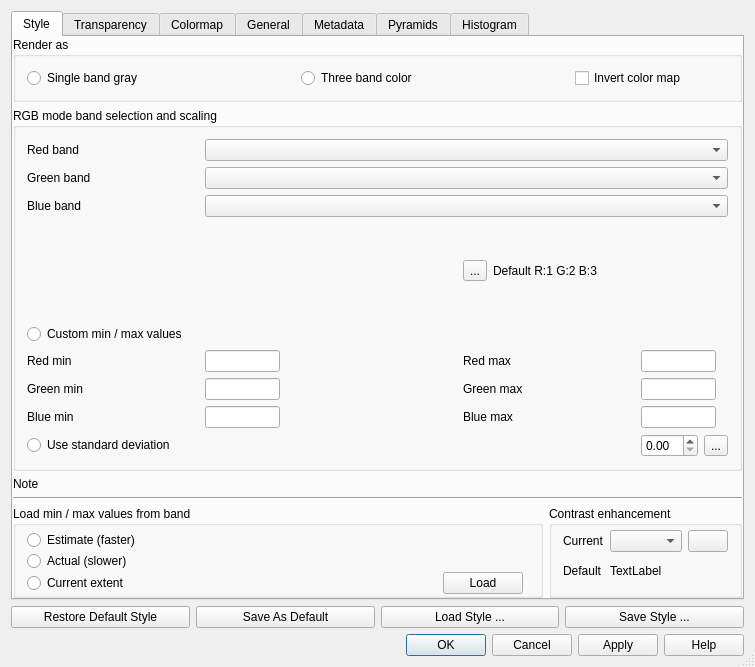
This is src/ui/qgsrasterlayerpropertiesbase.ui in qgis/QGIS as Qt 5 draws it before an edit. The edited form follows.
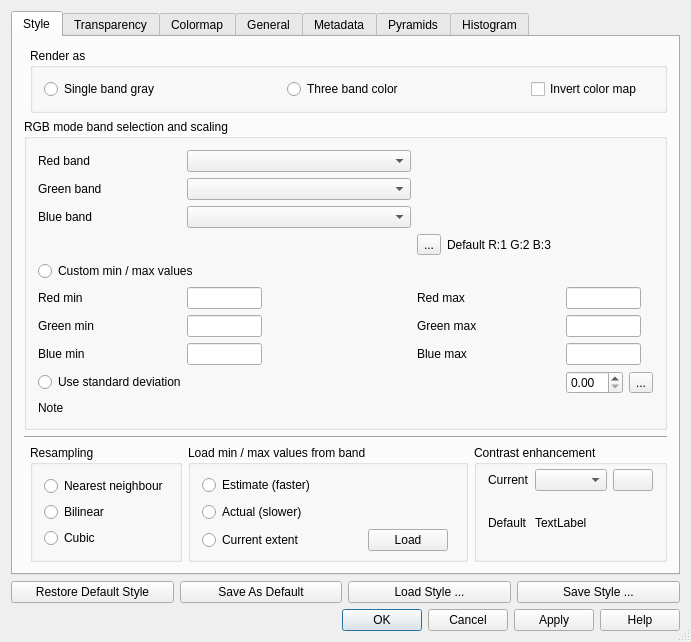
This is the edited form. Icons and pictures are not drawn. Custom widgets are drawn as their Qt base class.

Commit message: Select resampling type from raster properties. Read and write resampling method to project file

Patch:
```diff
--- a/src/ui/qgsrasterlayerpropertiesbase.ui
+++ b/src/ui/qgsrasterlayerpropertiesbase.ui
@@ -6,8 +6,8 @@
    <rect>
     <x>0</x>
     <y>0</y>
-    <width>755</width>
-    <height>667</height>
+    <width>691</width>
+    <height>591</height>
    </rect>
   </property>
   <property name="windowTitle">
@@ -44,11 +44,8 @@
       <attribute name="title">
        <string>Style</string>
       </attribute>
-      <layout class="QGridLayout">
-       <property name="margin">
-        <number>0</number>
-       </property>
-       <item row="0" column="0" colspan="2">
+      <layout class="QGridLayout" name="gridLayout_3">
+       <item row="0" column="1" colspan="3">
         <widget class="QGroupBox" name="groupBox_3">
          <property name="title">
           <string>Render as</string>
@@ -110,7 +107,7 @@
          </layout>
         </widget>
        </item>
-       <item row="1" column="0" colspan="2">
+       <item row="1" column="0" colspan="4">
         <widget class="QStackedWidget" name="stackedWidget">
          <property name="sizePolicy">
           <sizepolicy hsizetype="Expanding" vsizetype="Minimum">
@@ -131,7 +128,7 @@
              <property name="title">
               <string>RGB mode band selection and scaling</string>
              </property>
-             <layout class="QGridLayout" name="gridLayout_3">
+             <layout class="QGridLayout" name="gridLayout_8">
               <item row="0" column="0">
                <widget class="QLabel" name="lblRed">
                 <property name="text">
@@ -139,7 +136,7 @@
                 </property>
                </widget>
               </item>
-              <item row="0" column="1" colspan="4">
+              <item row="0" column="1" colspan="2">
                <widget class="QComboBox" name="cboRed">
                 <property name="sizePolicy">
                  <sizepolicy hsizetype="Expanding" vsizetype="Fixed">
@@ -168,7 +165,7 @@
                 </property>
                </widget>
               </item>
-              <item row="1" column="1" colspan="4">
+              <item row="1" column="1" colspan="2">
                <widget class="QComboBox" name="cboGreen">
                 <property name="sizePolicy">
                  <sizepolicy hsizetype="Expanding" vsizetype="Fixed">
@@ -197,7 +194,7 @@
                 </property>
                </widget>
               </item>
-              <item row="2" column="1" colspan="4">
+              <item row="2" column="1" colspan="2">
                <widget class="QComboBox" name="cboBlue">
                 <property name="sizePolicy">
                  <sizepolicy hsizetype="Expanding" vsizetype="Fixed">
@@ -548,6 +545,13 @@
                 </item>
                </layout>
               </item>
+              <item row="9" column="0">
+               <widget class="QLabel" name="lblMinMaxEstimateWarning">
+                <property name="text">
+                 <string>Note</string>
+                </property>
+               </widget>
+              </item>
              </layout>
             </widget>
            </item>
@@ -739,21 +743,44 @@
          </widget>
         </widget>
        </item>
-       <item row="2" column="0" colspan="2">
-        <widget class="QLabel" name="lblMinMaxEstimateWarning">
-         <property name="text">
-          <string>Note</string>
-         </property>
-        </widget>
-       </item>
-       <item row="4" column="0" colspan="2">
+       <item row="2" column="0" rowspan="2" colspan="4">
         <widget class="Line" name="line">
          <property name="orientation">
           <enum>Qt::Horizontal</enum>
          </property>
         </widget>
        </item>
-       <item row="5" column="0">
+       <item row="4" column="1">
+        <widget class="QGroupBox" name="mResamplingGroupBox">
+         <property name="title">
+          <string>Resampling</string>
+         </property>
+         <layout class="QGridLayout" name="gridLayout_7">
+          <item row="0" column="0">
+           <widget class="QRadioButton" name="mNearestNeighbourRadioButton">
+            <property name="text">
+             <string>Nearest neighbour</string>
+            </property>
+           </widget>
+          </item>
+          <item row="1" column="0">
+           <widget class="QRadioButton" name="mBilinearRadioButton">
+            <property name="text">
+             <string>Bilinear</string>
+            </property>
+           </widget>
+          </item>
+          <item row="2" column="0">
+           <widget class="QRadioButton" name="mCubicRadioButton">
+            <property name="text">
+             <string>Cubic</string>
+            </property>
+           </widget>
+          </item>
+         </layout>
+        </widget>
+       </item>
+       <item row="4" column="2">
         <widget class="QGroupBox" name="groupBox_2">
          <property name="title">
           <string>Load min / max values from band</string>
@@ -841,7 +868,7 @@
          </layout>
         </widget>
        </item>
-       <item row="5" column="1">
+       <item row="4" column="3">
         <widget class="QGroupBox" name="groupBox_8">
          <property name="title">
           <string>Contrast enhancement</string>
```
Left out of the diff: 1 changed line with no effect on the pictures. The commit also changes 7 other files.
